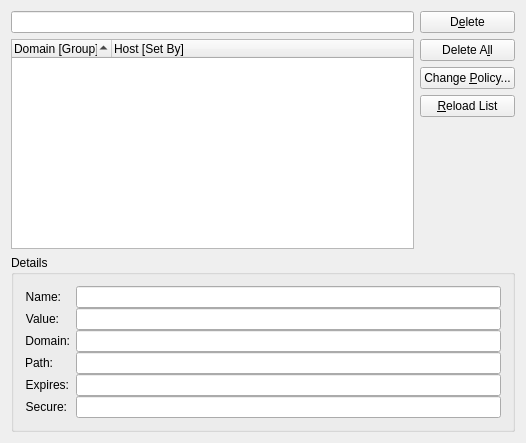
This is konqueror/settings/kio/kcookiesmanagementdlg.ui in KDE/konqueror as Qt 5 draws it before an edit. The edited form follows.
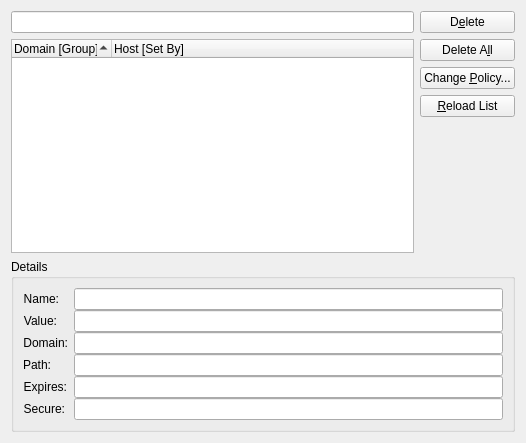
This is the edited form. Custom widgets are drawn as their Qt base class.

Diff of the .ui file:
```diff
--- a/konqueror/settings/kio/kcookiesmanagementdlg.ui
+++ b/konqueror/settings/kio/kcookiesmanagementdlg.ui
@@ -248,8 +248,6 @@
    </item>
   </layout>
  </widget>
- <layoutdefault spacing="6" margin="11" />
- <layoutfunction spacing="KDialog::spacingHint" margin="KDialog::marginHint" />
  <customwidgets>
   <customwidget>
    <class>KLineEdit</class>
```
